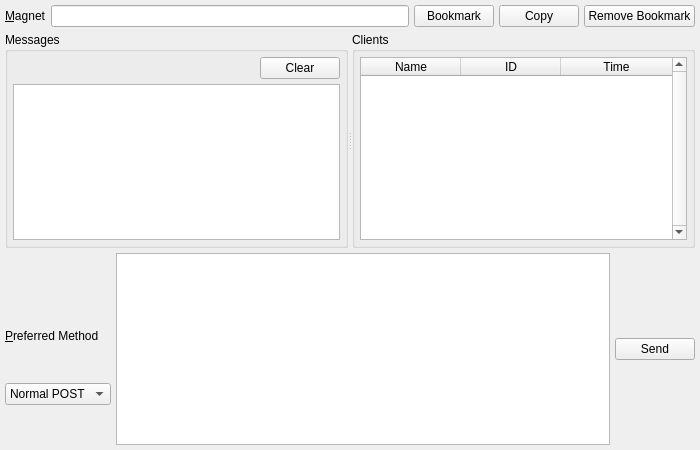
Above: branches/trunk/GoldBug-UI/spot-on-buzzpage.ui from textbrowser/spot-on before the change. Below: the same form after it.
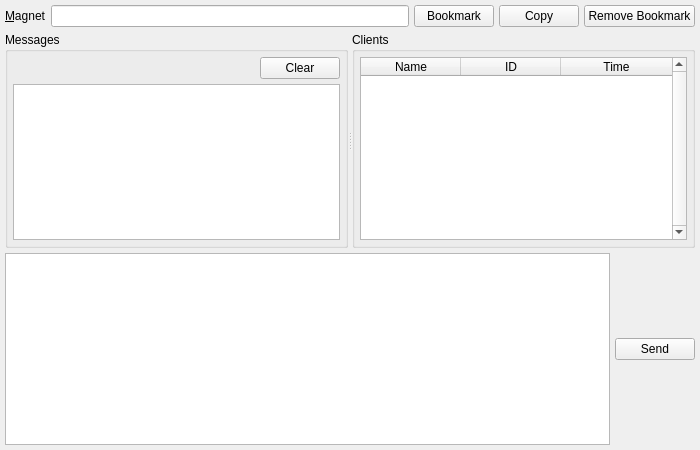
That is the form after the change. Custom widgets are drawn as their Qt base class.

Commit message: Removed sendMethod from GB.

What changed in the file:
```diff
--- a/branches/trunk/GoldBug-UI/spot-on-buzzpage.ui
+++ b/branches/trunk/GoldBug-UI/spot-on-buzzpage.ui
@@ -174,78 +174,6 @@
      <property name="spacing">
       <number>5</number>
      </property>
-     <item>
-      <layout class="QVBoxLayout" name="verticalLayout_12">
-       <property name="spacing">
-        <number>5</number>
-       </property>
-       <item>
-        <spacer name="verticalSpacer_6">
-         <property name="orientation">
-          <enum>Qt::Vertical</enum>
-         </property>
-         <property name="sizeType">
-          <enum>QSizePolicy::Preferred</enum>
-         </property>
-         <property name="sizeHint" stdset="0">
-          <size>
-           <width>20</width>
-           <height>40</height>
-          </size>
-         </property>
-        </spacer>
-       </item>
-       <item>
-        <widget class="QLabel" name="send_method_label">
-         <property name="text">
-          <string>&amp;Preferred Method</string>
-         </property>
-         <property name="buddy">
-          <cstring>sendMethod</cstring>
-         </property>
-        </widget>
-       </item>
-       <item>
-        <widget class="QComboBox" name="sendMethod">
-         <property name="sizePolicy">
-          <sizepolicy hsizetype="Preferred" vsizetype="Fixed">
-           <horstretch>0</horstretch>
-           <verstretch>0</verstretch>
-          </sizepolicy>
-         </property>
-         <property name="sizeAdjustPolicy">
-          <enum>QComboBox::AdjustToContents</enum>
-         </property>
-         <item>
-          <property name="text">
-           <string>Normal POST</string>
-          </property>
-         </item>
-         <item>
-          <property name="text">
-           <string>Artificial GET</string>
-          </property>
-         </item>
-        </widget>
-       </item>
-       <item>
-        <spacer name="verticalSpacer_9">
-         <property name="orientation">
-          <enum>Qt::Vertical</enum>
-         </property>
-         <property name="sizeType">
-          <enum>QSizePolicy::Preferred</enum>
-         </property>
-         <property name="sizeHint" stdset="0">
-          <size>
-           <width>20</width>
-           <height>40</height>
-          </size>
-         </property>
-        </spacer>
-       </item>
-      </layout>
-     </item>
      <item>
       <widget class="spoton_textedit" name="message">
        <property name="sizePolicy">
```
Left out of the diff: 34 changed lines with no effect on the pictures. The commit also changes 1 other file.
